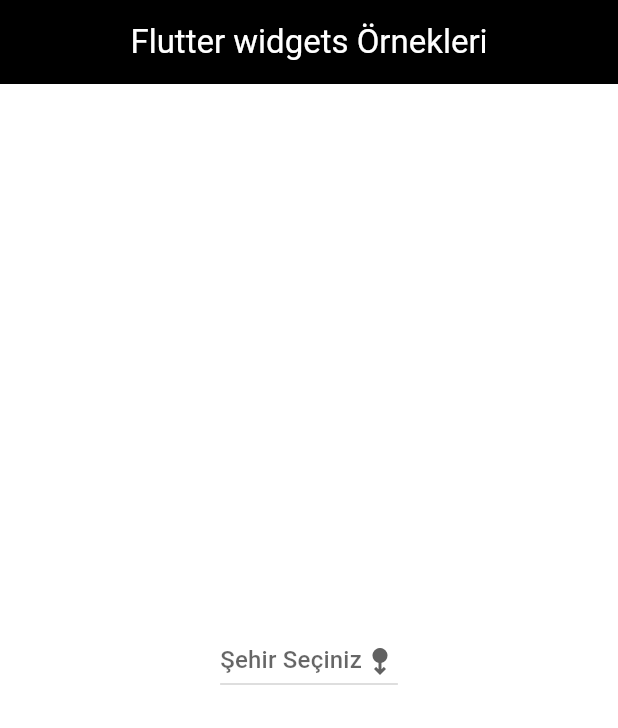
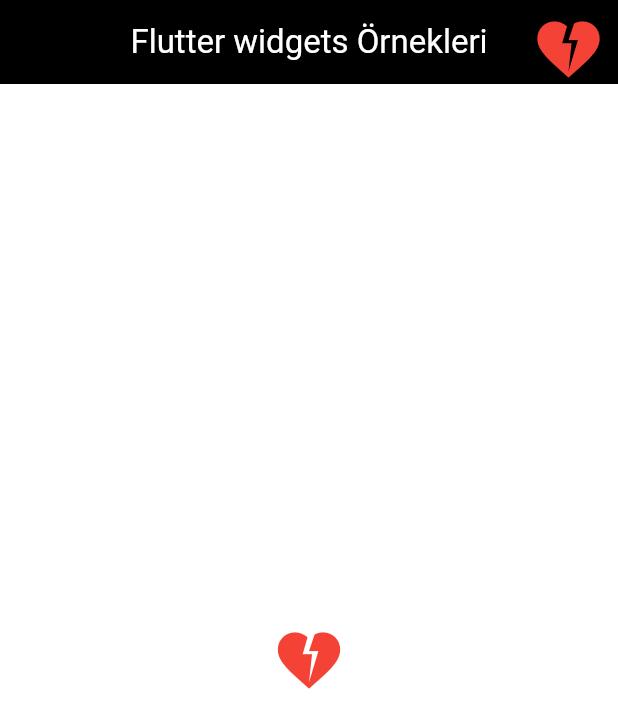
Before and after one commit to BurakTurker1/flutter_temel_widgets, a Flutter app: the screen it shows after launch, on a phone screen of 412 x 824 dp. Shown: the top 728 px of the screen. Run offline on Flutter 3.47's test engine with Material 3 defaults, Android fonts, the phone set to English and light mode, and no system bars.

Commit message:
pop up menu örnekleri yapıldı.

```diff
--- a/lib/main.dart
+++ b/lib/main.dart
@@ -2,6 +2,7 @@ import 'package:flutter/material.dart';
 import 'package:flutter_temel_widgets/dropDown_button.dart';
 import 'package:flutter_temel_widgets/image_witgets.dart';
 import 'package:flutter_temel_widgets/myCountPage.dart';
+import 'package:flutter_temel_widgets/popUpMenu.dart';
 import 'package:flutter_temel_widgets/temel_button_yapilari.dart';
 void main(List<String> args) {
   runApp(MyApp());
@@ -26,8 +27,10 @@ class MyApp extends StatelessWidget {
       home: Scaffold(
         appBar: AppBar(title: Text('Flutter widgets Örnekleri',style:TextStyle(color: Colors.white),),backgroundColor: Colors.black,
         centerTitle: true,
+         actions: [PopUpMenuOrnek()] ,
         ),
-        body:DropDown_Button(),
+        body:PopUpMenuOrnek(),
+        //DropDown_Button(),
         //TemelButonlar(),
         //ImageOrnekleri(),
       ),
--- /dev/null
+++ b/lib/popUpMenu.dart
@@ -0,0 +1,46 @@
+import 'package:flutter/material.dart';
+
+class PopUpMenuOrnek extends StatefulWidget {
+  const PopUpMenuOrnek({super.key});
+
+  @override
+  State<PopUpMenuOrnek> createState() => _PopUpMenuOrnekState();
+}
+
+class _PopUpMenuOrnekState extends State<PopUpMenuOrnek> {
+  String?  _SecilenSehir = ' ';
+  List<String> renkler = ['yeşil','kirmizi','mavi','turuncu'];
+  @override
+  Widget build(BuildContext context) {
+
+
+
+    return Center(
+      child: PopupMenuButton(
+        icon: Icon(Icons.heart_broken),
+        iconColor: Colors.red,
+        iconSize: 50,
+        onSelected: (String sehir){
+          print('Seçilen sehir $sehir');
+          setState(() {
+            _SecilenSehir =sehir;
+          });
+        },
+
+        itemBuilder: (BuildContext contex){
+              return renkler.map((String renk) =>
+      PopupMenuItem(child: Text(renk), value: renk),
+    ).toList();
+          /*
+          return<PopupMenuEntry<String>>[
+            PopupMenuItem(child: Text('Ankara'),value: 'Ankara'),
+            PopupMenuItem(child: Text('İstanbul'),value: 'İstanbul'),
+            PopupMenuItem(child: Text('İzmir'),value: 'İzmir'),
+            PopupMenuItem(child: Text('Bursa'),value: 'Bursa'),
+          ];
+          */
+        },
+        ),
+    );
+  }
+}
```
